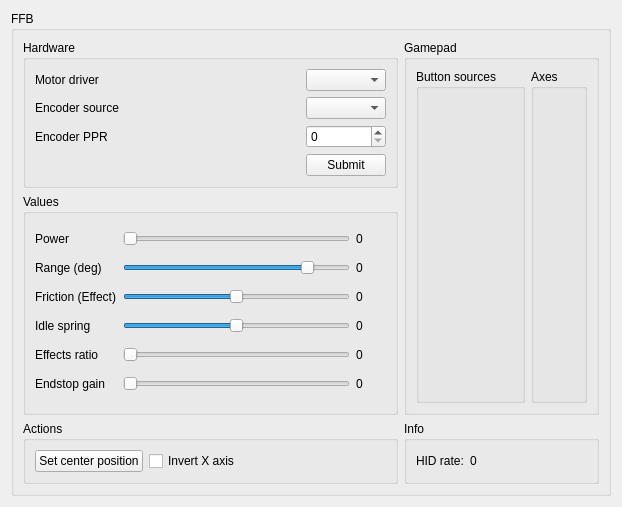
Ultrawipf/OpenFFBoard-configurator, file res/ffbclass.ui: the form before one commit.
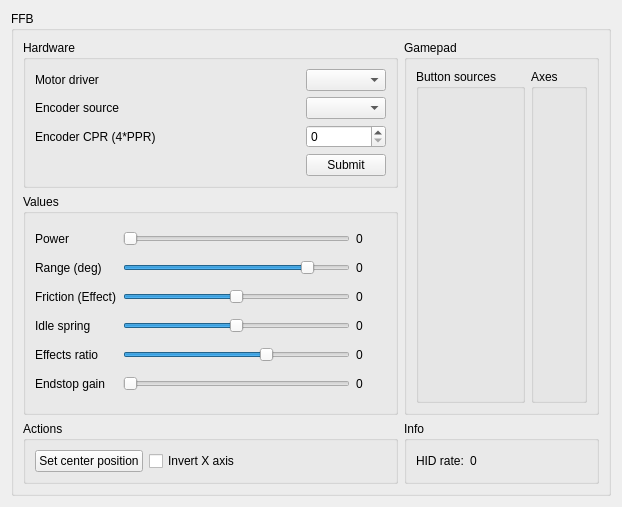
The form after the commit.

```diff
--- a/res/ffbclass.ui
+++ b/res/ffbclass.ui
@@ -82,9 +82,15 @@
            <property name="toolTip">
             <string>&lt;html&gt;&lt;head/&gt;&lt;body&gt;&lt;p&gt;High = Effects and endstop have the same peak torque. Low = effect peak is reduced to make endstop more prominent&lt;/p&gt;&lt;/body&gt;&lt;/html&gt;</string>
            </property>
+           <property name="minimum">
+            <number>102</number>
+           </property>
            <property name="maximum">
             <number>255</number>
            </property>
+           <property name="value">
+            <number>200</number>
+           </property>
            <property name="orientation">
             <enum>Qt::Horizontal</enum>
            </property>
@@ -314,7 +320,7 @@
          <item row="2" column="0">
           <widget class="QLabel" name="label_6">
            <property name="text">
-            <string>Encoder PPR</string>
+            <string>Encoder CPR (4*PPR)</string>
            </property>
           </widget>
          </item>
```
Left out of the diff: 5 changed lines with no effect on the pictures.
